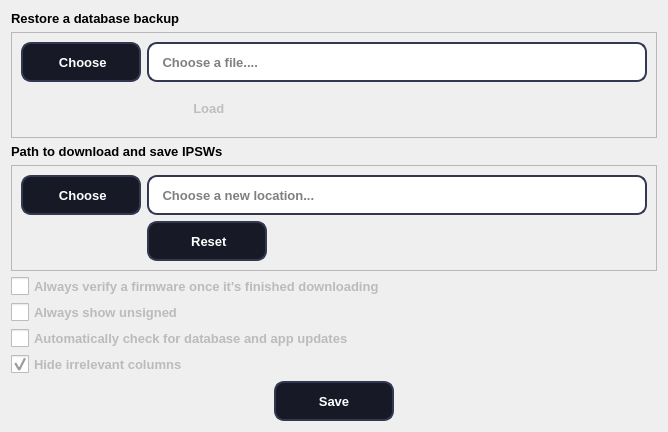
Before: the Qt Designer form UI/_config.ui in i0nsec/iFirmware-Toolkit, drawn with Qt 5.
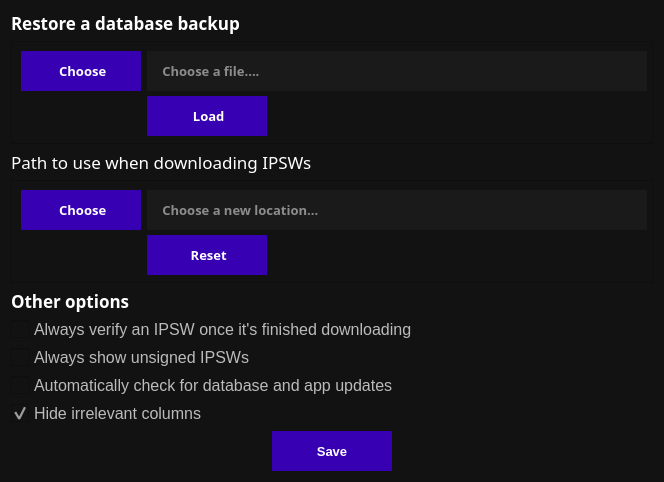
After: the same form once the commit is applied. Icons and pictures are not drawn.

What changed in the file:
```diff
--- a/UI/_config.ui
+++ b/UI/_config.ui
@@ -2,13 +2,17 @@
 <ui version="4.0">
  <class>Form</class>
  <widget class="QWidget" name="Form">
-  <property name="geometry">
-   <rect>
-    <x>0</x>
-    <y>0</y>
+  <property name="minimumSize">
+   <size>
     <width>664</width>
-    <height>432</height>
-   </rect>
+    <height>482</height>
+   </size>
+  </property>
+  <property name="maximumSize">
+   <size>
+    <width>664</width>
+    <height>482</height>
+   </size>
   </property>
   <property name="font">
    <font>
@@ -23,18 +27,108 @@
     <normaloff>icons/Gear.png</normaloff>icons/Gear.png</iconset>
   </property>
   <property name="styleSheet">
-   <string notr="true">background-color: #0E0F14;
-color:#fff;
-
-QToolTip { color: #fff; background-color: #000; border: none; }</string>
+   <string notr="true">* {
+	background-color: rgb(18, 18, 18);
+}</string>
   </property>
   <layout class="QGridLayout" name="gridLayout_2">
-   <item row="5" column="0">
+   <item row="8" column="0">
+    <widget class="QCheckBox" name="auto_check_update">
+     <property name="font">
+      <font>
+       <pointsize>12</pointsize>
+       <bold>false</bold>
+      </font>
+     </property>
+     <property name="styleSheet">
+      <string notr="true">QToolTip { 
+	color: #fff; background-color: #000; border: none; 
+}
+
+
+QCheckBox
+{
+    spacing: 5px;
+    outline: none;
+    color: #bbb;
+    margin-bottom: 2px;
+}
+
+QCheckBox:disabled
+{
+    color: #777777;
+}
+
+QCheckBox::indicator
+{
+    width: 18px;
+    height: 18px;
+}
+
+QGroupBox::indicator
+{
+    margin-left: 2px;
+}
+
+QCheckBox::indicator:unchecked,
+QCheckBox::indicator:unchecked:hover
+{
+    image: url(:/dark_blue/img/checkbox_unchecked.png);
+}
+
+QCheckBox::indicator:unchecked:focus,
+QCheckBox::indicator:unchecked:pressed
+{
+  border: none;
+    image: url(:/dark_blue/img/checkbox_unchecked_focus.png);
+}
+
+QCheckBox::indicator:checked,
+QCheckBox::indicator:checked:hover
+{
+    image: url(:/dark_blue/img/checkbox_checked.png);
+}
+
+QCheckBox::indicator:checked:focus,
+QCheckBox::indicator:checked:pressed
+{
+  border: none;
+    image: url(:/dark_blue/img/checkbox_checked_focus.png);
+}
+
+QCheckBox::indicator:indeterminate,
+QCheckBox::indicator:indeterminate:hover,
+QCheckBox::indicator:indeterminate:pressed
+{
+    image: url(:/dark_blue/img/checkbox_indeterminate.png);
+}
+
+QCheckBox::indicator:indeterminate:focus
+{
+    image: url(:/dark_blue/img/checkbox_indeterminate_focus.png);
+}
+
+QCheckBox::indicator:checked:disabled
+{
+    image: url(:/dark_blue/img/checkbox_checked_disabled.png);
+}
+
+QCheckBox::indicator:unchecked:disabled
+{
+    image: url(:/dark_blue/img/checkbox_unchecked_disabled.png);
+}</string>
+     </property>
+     <property name="text">
+      <string>Automatically check for database and app updates</string>
+     </property>
+    </widget>
+   </item>
+   <item row="6" column="0">
     <widget class="QCheckBox" name="always_hash">
      <property name="font">
       <font>
-       <pointsize>10</pointsize>
-       <bold>true</bold>
+       <pointsize>12</pointsize>
+       <bold>false</bold>
       </font>
      </property>
      <property name="styleSheet">
@@ -116,14 +210,117 @@
 }</string>
      </property>
      <property name="text">
-      <string>Always verify a firmware once it's finished downloading</string>
+      <string>Always verify an IPSW once it's finished downloading</string>
      </property>
     </widget>
    </item>
-   <item row="9" column="0" alignment="Qt::AlignHCenter|Qt::AlignVCenter">
-    <widget class="QPushButton" name="save_config">
+   <item row="1" column="0">
+    <widget class="QFrame" name="main_frame">
+     <property name="font">
+      <font>
+       <bold>true</bold>
+      </font>
+     </property>
+     <property name="frameShape">
+      <enum>QFrame::StyledPanel</enum>
+     </property>
+     <property name="frameShadow">
+      <enum>QFrame::Raised</enum>
+     </property>
+     <layout class="QGridLayout" name="gridLayout">
+      <item row="0" column="0">
+       <widget class="QPushButton" name="edit_btn">
+        <property name="minimumSize">
+         <size>
+          <width>120</width>
+          <height>40</height>
+         </size>
+        </property>
+        <property name="maximumSize">
+         <size>
+          <width>100</width>
+          <height>16777215</height>
+         </size>
+        </property>
+        <property name="font">
+         <font>
+          <family>Segoe UI Semibold</family>
+          <pointsize>10</pointsize>
+          <bold>true</bold>
+         </font>
+        </property>
+        <property name="cursor">
+         <cursorShape>PointingHandCursor</cursorShape>
+        </property>
+        <property name="styleSheet">
+         <string notr="true">QPushButton {
+ 	background-color: #3700B3;
+ 	border: none;
+	color: #fff;
+	padding: 10px;
+}
+
+QPushButton:hover {
+	background-color: #270080;
+}</string>
+        </property>
+        <property name="text">
+         <string> Choose</string>
+        </property>
+        <property name="icon">
+         <iconset>
+          <normaloff>icons/Options/menu.png</normaloff>icons/Options/menu.png</iconset>
+        </property>
+       </widget>
+      </item>
+      <item row="0" column="1">
+       <widget class="QLineEdit" name="edit_line">
+        <property name="minimumSize">
+         <size>
+          <width>500</width>
+          <height>40</height>
+         </size>
+        </property>
+        <property name="maximumSize">
+         <size>
+          <width>400</width>
+          <height>16777215</height>
+         </size>
+        </property>
+        <property name="font">
+         <font>
+          <family>Segoe UI Semibold</family>
+          <pointsize>10</pointsize>
+          <bold>true</bold>
+         </font>
+        </property>
+        <property name="contextMenuPolicy">
+         <enum>Qt::NoContextMenu</enum>
+        </property>
+        <property name="styleSheet">
+         <string notr="true">border: none;
+background-color: #1a1a1a;
+color: #fff;
+padding: 10px;</string>
+        </property>
+        <property name="frame">
+         <bool>true</bool>
+        </property>
+        <property name="readOnly">
+         <bool>true</bool>
+        </property>
+        <property name="placeholderText">
+         <string> Choose a file....</string>
+        </property>
+        <property name="clearButtonEnabled">
+         <bool>false</bool>
+        </property>
+       </widget>
+      </item>
+      <item row="1" column="1">
+       <widget class="QPushButton" name="ok">
      <property name="enabled">
-      <bool>true</bool>
+         <bool>false</bool>
      </property>
      <property name="minimumSize">
       <size>
@@ -139,6 +336,7 @@
      </property>
      <property name="font">
       <font>
+          <family>Segoe UI Semibold</family>
        <pointsize>10</pointsize>
        <bold>true</bold>
       </font>
@@ -148,15 +346,10 @@
      </property>
      <property name="styleSheet">
       <string notr="true">QPushButton {
-        background-color: #171A26;
-        border: none;
-        color: #fff;
- 		border: 2px solid #313850;
-    	border-radius: 10px;
-    }
-
- QPushButton:hover {
-	background-color: #1E2230;
+ 	background-color: #3700B3;
+ 	border: none;
+	color: #fff;
+	padding: 10px;
 }
 
 QToolTip { 
@@ -165,14 +358,40 @@
 }</string>
      </property>
      <property name="text">
-      <string>Save</string>
+         <string> Load</string>
      </property>
      <property name="icon">
-      <iconset theme="applications-accessories">
-       <normaloff>.</normaloff>.</iconset>
-     </property>
-     <property name="shortcut">
-      <string>Ctrl+S</string>
+         <iconset>
+          <normaloff>icons/Options/sync.png</normaloff>icons/Options/sync.png</iconset>
+        </property>
+        <property name="autoDefault">
+         <bool>false</bool>
+        </property>
+        <property name="default">
+         <bool>true</bool>
+        </property>
+        <property name="flat">
+         <bool>true</bool>
+        </property>
+       </widget>
+      </item>
+     </layout>
+    </widget>
+   </item>
+   <item row="0" column="0">
+    <widget class="QLabel" name="header">
+     <property name="font">
+      <font>
+       <family>Segoe UI Semibold</family>
+       <pointsize>13</pointsize>
+       <bold>true</bold>
+      </font>
+     </property>
+     <property name="styleSheet">
+      <string notr="true">color: rgb(255, 255, 255);</string>
+     </property>
+     <property name="text">
+      <string>Restore a database backup</string>
      </property>
     </widget>
    </item>
@@ -180,112 +399,24 @@
     <widget class="QLabel" name="header_2">
      <property name="font">
       <font>
-       <pointsize>10</pointsize>
-       <bold>true</bold>
+       <family>Segoe UI Semibold</family>
+       <pointsize>13</pointsize>
       </font>
      </property>
+     <property name="styleSheet">
+      <string notr="true">color: rgb(255, 255, 255);</string>
+     </property>
      <property name="text">
-      <string>Path to download and save IPSWs</string>
+      <string>Path to use when downloading IPSWs</string>
      </property>
     </widget>
    </item>
    <item row="7" column="0">
-    <widget class="QCheckBox" name="auto_check_update">
-     <property name="font">
-      <font>
-       <pointsize>10</pointsize>
-       <bold>true</bold>
-      </font>
-     </property>
-     <property name="styleSheet">
-      <string notr="true">QToolTip { 
-	color: #fff; background-color: #000; border: none; 
-}
-
-
-QCheckBox
-{
-    spacing: 5px;
-    outline: none;
-    color: #bbb;
-    margin-bottom: 2px;
-}
-
-QCheckBox:disabled
-{
-    color: #777777;
-}
-
-QCheckBox::indicator
-{
-    width: 18px;
-    height: 18px;
-}
-
-QGroupBox::indicator
-{
-    margin-left: 2px;
-}
-
-QCheckBox::indicator:unchecked,
-QCheckBox::indicator:unchecked:hover
-{
-    image: url(:/dark_blue/img/checkbox_unchecked.png);
-}
-
-QCheckBox::indicator:unchecked:focus,
-QCheckBox::indicator:unchecked:pressed
-{
-  border: none;
-    image: url(:/dark_blue/img/checkbox_unchecked_focus.png);
-}
-
-QCheckBox::indicator:checked,
-QCheckBox::indicator:checked:hover
-{
-    image: url(:/dark_blue/img/checkbox_checked.png);
-}
-
-QCheckBox::indicator:checked:focus,
-QCheckBox::indicator:checked:pressed
-{
-  border: none;
-    image: url(:/dark_blue/img/checkbox_checked_focus.png);
-}
-
-QCheckBox::indicator:indeterminate,
-QCheckBox::indicator:indeterminate:hover,
-QCheckBox::indicator:indeterminate:pressed
-{
-    image: url(:/dark_blue/img/checkbox_indeterminate.png);
-}
-
-QCheckBox::indicator:indeterminate:focus
-{
-    image: url(:/dark_blue/img/checkbox_indeterminate_focus.png);
-}
-
-QCheckBox::indicator:checked:disabled
-{
-    image: url(:/dark_blue/img/checkbox_checked_disabled.png);
-}
-
-QCheckBox::indicator:unchecked:disabled
-{
-    image: url(:/dark_blue/img/checkbox_unchecked_disabled.png);
-}</string>
-     </property>
-     <property name="text">
-      <string>Automatically check for database and app updates</string>
-     </property>
-    </widget>
-   </item>
-   <item row="6" column="0">
     <widget class="QCheckBox" name="always_unsigned">
      <property name="font">
       <font>
-       <pointsize>10</pointsize>
-       <bold>true</bold>
+       <pointsize>12</pointsize>
+       <bold>false</bold>
       </font>
      </property>
      <property name="styleSheet">
@@ -367,7 +498,7 @@
 }</string>
      </property>
      <property name="text">
-      <string>Always show unsigned</string>
+      <string>Always show unsigned IPSWs</string>
      </property>
     </widget>
    </item>
@@ -401,6 +532,7 @@
         </property>
         <property name="font">
          <font>
+          <family>Segoe UI Semibold</family>
           <pointsize>10</pointsize>
           <bold>true</bold>
          </font>
@@ -410,15 +542,10 @@
         </property>
         <property name="styleSheet">
          <string notr="true">QPushButton {
-        background-color: #171A26;
-        border: none;
-        color: #fff;
- 		border: 2px solid #313850;
-    	border-radius: 10px;
-    }
-
- QPushButton:hover {
-	background-color: #1E2230;
+ 	background-color: #3700B3;
+ 	border: none;
+	color: #fff;
+	padding: 10px;
 }
 
 QToolTip { 
@@ -451,6 +578,7 @@
         </property>
         <property name="font">
          <font>
+          <family>Segoe UI Semibold</family>
           <pointsize>10</pointsize>
           <bold>true</bold>
          </font>
@@ -459,22 +587,10 @@
          <enum>Qt::NoContextMenu</enum>
         </property>
         <property name="styleSheet">
-         <string notr="true">QToolTip { 
-	color: #fff; background-color: #000; border: none; 
-
-}
-
-QLineEdit {
-    border: 2px solid #313850;
-    border-radius: 10px;
-    padding: 0 8px;
-    selection-background-color: darkgray;
-}
-
-QToolTip { 
-	color: #fff; background-color: #000; border: none; 
-
-}</string>
+         <string notr="true">border: none;
+background-color: #1a1a1a;
+color: #fff;
+padding: 10px;</string>
         </property>
         <property name="frame">
          <bool>true</bool>
@@ -506,6 +622,7 @@
         </property>
         <property name="font">
          <font>
+          <family>Segoe UI Semibold</family>
           <pointsize>10</pointsize>
           <bold>true</bold>
          </font>
@@ -515,15 +632,10 @@
         </property>
         <property name="styleSheet">
          <string notr="true">QPushButton {
-        background-color: #171A26;
-        border: none;
-        color: #fff;
- 		border: 2px solid #313850;
-    	border-radius: 10px;
-    }
-
- QPushButton:hover {
-	background-color: #1E2230;
+ 	background-color: #3700B3;
+ 	border: none;
+	color: #fff;
+	padding: 10px;
 }
 
 QToolTip { 
@@ -552,8 +664,23 @@
      </layout>
     </widget>
    </item>
-   <item row="0" column="0">
-    <widget class="QLabel" name="header">
+   <item row="10" column="0" alignment="Qt::AlignHCenter|Qt::AlignVCenter">
+    <widget class="QPushButton" name="save_config">
+     <property name="enabled">
+      <bool>true</bool>
+     </property>
+     <property name="minimumSize">
+      <size>
+       <width>120</width>
+       <height>40</height>
+      </size>
+     </property>
+     <property name="maximumSize">
+      <size>
+       <width>100</width>
+       <height>40</height>
+      </size>
+     </property>
      <property name="font">
       <font>
        <pointsize>10</pointsize>
@@ -561,19 +688,35 @@
       </font>
      </property>
      <property name="styleSheet">
-      <string notr="true"/>
+      <string notr="true">QPushButton {
+ 	background-color: #3700B3;
+ 	border: none;
+	color: #fff;
+	padding: 10px;
+}
+
+QPushButton:hover {
+	background-color: #270080;
+}</string>
      </property>
      <property name="text">
-      <string>Restore a database backup</string>
+      <string>Save</string>
+     </property>
+     <property name="icon">
+      <iconset>
+       <normaloff>icons/Options/submit.png</normaloff>icons/Options/submit.png</iconset>
+     </property>
+     <property name="shortcut">
+      <string>Ctrl+S</string>
      </property>
     </widget>
    </item>
-   <item row="8" column="0">
+   <item row="9" column="0">
     <widget class="QCheckBox" name="hide_column">
      <property name="font">
       <font>
-       <pointsize>10</pointsize>
-       <bold>true</bold>
+       <pointsize>12</pointsize>
+       <bold>false</bold>
       </font>
      </property>
      <property name="styleSheet">
@@ -662,200 +805,21 @@
      </property>
     </widget>
    </item>
-   <item row="1" column="0">
-    <widget class="QFrame" name="main_frame">
+   <item row="5" column="0">
+    <widget class="QLabel" name="header_3">
      <property name="font">
       <font>
+       <family>Segoe UI Semibold</family>
+       <pointsize>13</pointsize>
        <bold>true</bold>
       </font>
      </property>
-     <property name="frameShape">
-      <enum>QFrame::StyledPanel</enum>
-     </property>
-     <property name="frameShadow">
-      <enum>QFrame::Raised</enum>
-     </property>
-     <layout class="QGridLayout" name="gridLayout">
-      <item row="0" column="0">
-       <widget class="QPushButton" name="edit_btn">
-        <property name="minimumSize">
-         <size>
-          <width>120</width>
-          <height>40</height>
-         </size>
-        </property>
-        <property name="maximumSize">
-         <size>
-          <width>100</width>
-          <height>16777215</height>
-         </size>
-        </property>
-        <property name="font">
-         <font>
-          <pointsize>10</pointsize>
-          <bold>true</bold>
-         </font>
-        </property>
-        <property name="cursor">
-         <cursorShape>PointingHandCursor</cursorShape>
-        </property>
         <property name="styleSheet">
-         <string notr="true">QPushButton {
-        background-color: #171A26;
-        border: none;
-        color: #fff;
- 		border: 2px solid #313850;
-    	border-radius: 10px;
-    }
-
- QPushButton:hover {
-	background-color: #1E2230;
-}
-
-QToolTip { 
-	color: #fff; background-color: #000; border: none; 
-
-}</string>
+      <string notr="true">color: rgb(255, 255, 255);</string>
         </property>
         <property name="text">
-         <string> Choose</string>
-        </property>
-        <property name="icon">
-         <iconset>
-          <normaloff>icons/file.png</normaloff>icons/file.png</iconset>
-        </property>
-       </widget>
-      </item>
-      <item row="0" column="1">
-       <widget class="QLineEdit" name="edit_line">
-        <property name="minimumSize">
-         <size>
-          <width>500</width>
-          <height>40</height>
-         </size>
-        </property>
-        <property name="maximumSize">
-         <size>
-          <width>400</width>
-          <height>16777215</height>
-         </size>
-        </property>
-        <property name="font">
-         <font>
-          <pointsize>10</pointsize>
-          <bold>true</bold>
-         </font>
-        </property>
-        <property name="contextMenuPolicy">
-         <enum>Qt::NoContextMenu</enum>
-        </property>
-        <property name="styleSheet">
-         <string notr="true">QToolTip { 
-	color: #fff; background-color: #000; border: none; 
-
-}
-
-QLineEdit {
-    border: 2px solid #313850;
-    border-radius: 10px;
-    padding: 0 8px;
-    selection-background-color: darkgray;
-}
-
-QToolTip { 
-	color: #fff; background-color: #000; border: none; 
-
-}</string>
-        </property>
-        <property name="frame">
-         <bool>true</bool>
-        </property>
-        <property name="readOnly">
-         <bool>true</bool>
-        </property>
-        <property name="placeholderText">
-         <string> Choose a file....</string>
-        </property>
-        <property name="clearButtonEnabled">
-         <bool>false</bool>
-        </property>
-       </widget>
-      </item>
-      <item row="1" column="1">
-       <widget class="QPushButton" name="ok">
-        <property name="enabled">
-         <bool>false</bool>
-        </property>
-        <property name="minimumSize">
-         <size>
-          <width>120</width>
-          <height>40</height>
-         </size>
-        </property>
-        <property name="maximumSize">
-         <size>
-          <width>100</width>
-          <height>40</height>
-         </size>
-        </property>
-        <property name="font">
-         <font>
-          <pointsize>10</pointsize>
-          <bold>true</bold>
-         </font>
-        </property>
-        <property name="cursor">
-         <cursorShape>PointingHandCursor</cursorShape>
-        </property>
-        <property name="styleSheet">
-         <string notr="true">QPushButton {
-        background-color: #171A26;
-        border: none;
-        color: #fff;
- 		border: 2px solid #313850;
-    	border-radius: 10px;
-}
-
-QPushButton:disabled {
-        border: none;
- 		border: 2px solid #313850;
-    	border-radius: 10px;
-    }
-
-QPushButton:hover {
-	background-color: #084D20;
-}
-
-QToolTip { 
-	color: #fff; background-color: #000; border: none; 
-
-}
-
-
-       border: none;
- 		border: 2px solid #0C632A;
-    	border-radius: 10px;
- </string>
-        </property>
-        <property name="text">
-         <string> Load</string>
-        </property>
-        <property name="icon">
-         <iconset>
-          <normaloff>icons/loading.png</normaloff>icons/loading.png</iconset>
-        </property>
-        <property name="autoDefault">
-         <bool>false</bool>
-        </property>
-        <property name="default">
-         <bool>true</bool>
-        </property>
-        <property name="flat">
-         <bool>true</bool>
-        </property>
-       </widget>
-      </item>
-     </layout>
+      <string>Other options</string>
+     </property>
     </widget>
    </item>
   </layout>
```
Left out of the diff: 22 changed lines with no effect on the pictures. Lines whose indentation alone changed are shown as unchanged.
